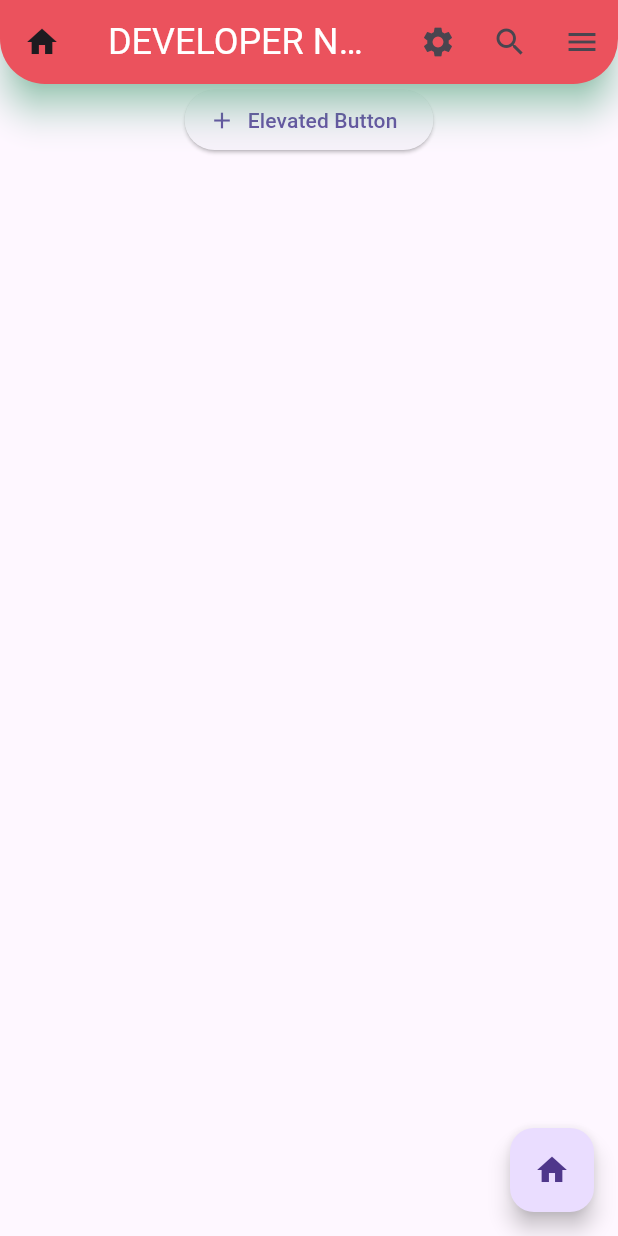
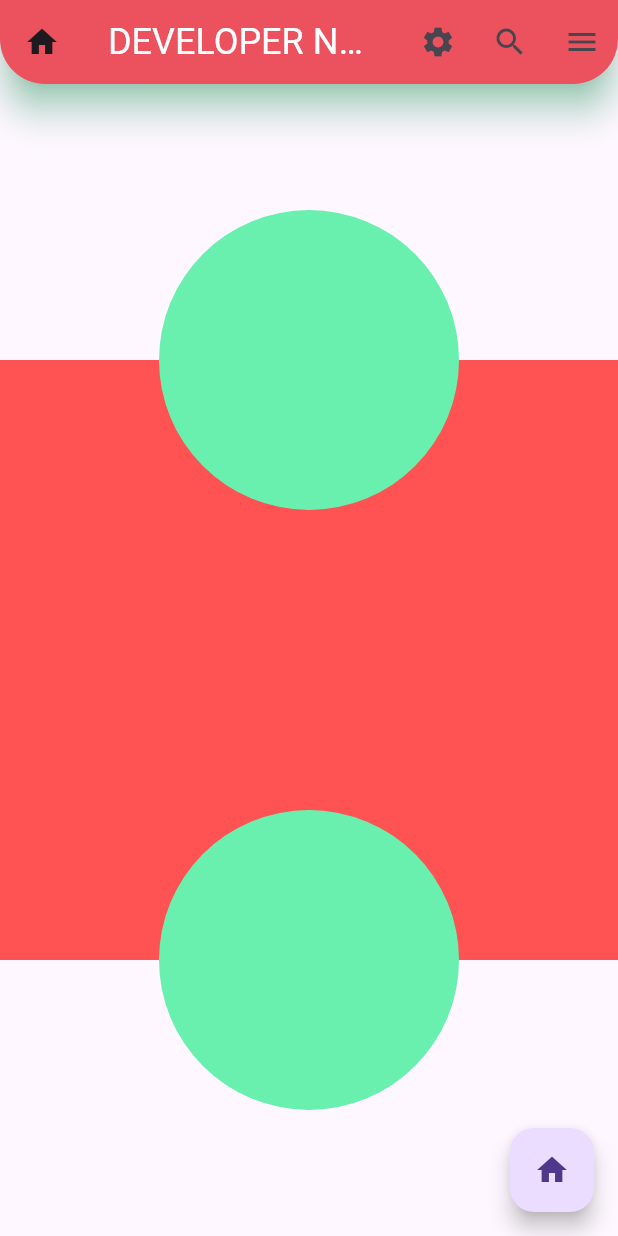
Before and after one commit to nayzawaungnza/flutter_application_1, a Flutter app: the screen it shows after launch, on a phone screen of 412 x 824 dp. Run offline on Flutter 3.47's test engine with Material 3 defaults, Android fonts, the phone set to English and light mode, and no system bars; Roboto replaces fonts that are missing (SansQH).

Commit message:
Stack and Position Widget

```diff
--- a/lib/main.dart
+++ b/lib/main.dart
@@ -52,13 +52,30 @@ class MyApp extends StatelessWidget {
                   bottomLeft: Radius.circular(30),
                   bottomRight: Radius.circular(30)))),
       body: Center(
-        child: Column(
+        child: Stack(
+          clipBehavior: Clip.none,
+          alignment: Alignment.bottomCenter,
           children: [
-            ElevatedButton.icon(
-              onPressed: () {},
-              label: Text('Elevated Button'),
-              icon: Icon(Icons.add),
-            )
+            Container(
+              height: 400,
+              color: Colors.redAccent,
+            ),
+            Positioned(
+                top: -100,
+                child: Container(
+                  height: 200,
+                  width: 200,
+                  decoration: BoxDecoration(
+                      color: Colors.greenAccent, shape: BoxShape.circle),
+                )),
+            Positioned(
+                bottom: -100,
+                child: Container(
+                  height: 200,
+                  width: 200,
+                  decoration: BoxDecoration(
+                      color: Colors.greenAccent, shape: BoxShape.circle),
+                ))
           ],
         ),
       ),
```
